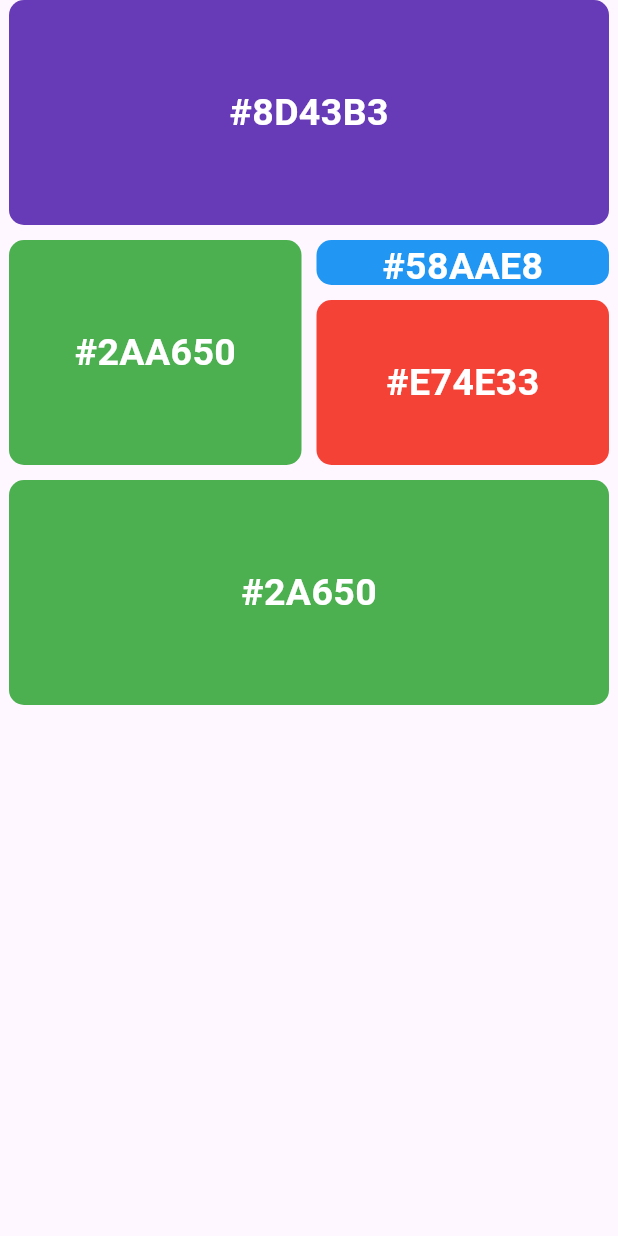
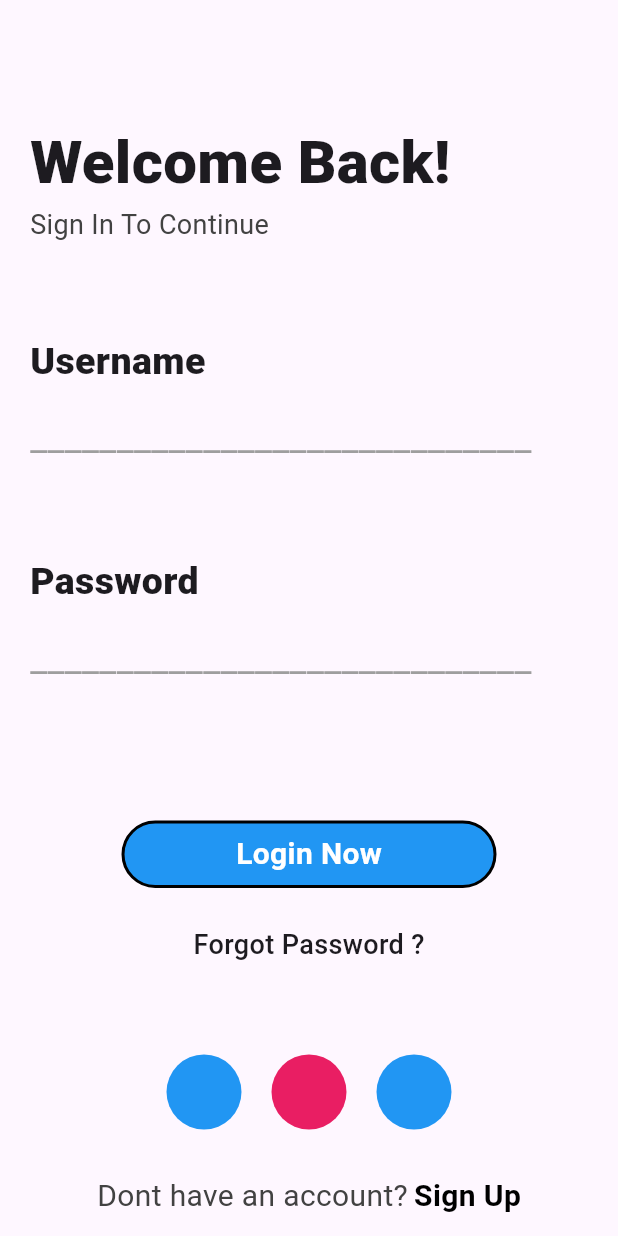
Before and after one commit to jibindas-kv/Futter_Widget_Basics, a Flutter app: the screen it shows after launch, on a phone screen of 412 x 824 dp. Run offline on Flutter 3.47's test engine with Material 3 defaults, Android fonts, the light colour scheme and no system bars.

Commit message:
24-07-2024

```diff
--- /dev/null
+++ b/lib/UI With Image/page_2.dart
@@ -0,0 +1,134 @@
+import 'package:flutter/material.dart';
+
+class Page_2 extends StatefulWidget {
+  const Page_2({super.key});
+
+  @override
+  State<Page_2> createState() => _Page_2State();
+}
+
+class _Page_2State extends State<Page_2> {
+  @override
+  Widget build(BuildContext context) {
+    return Scaffold(
+      body: Column(
+        children: [
+          SizedBox(height: 80,),
+        Row(
+          children: [
+            SizedBox(width: 20,),
+        Text(
+        "Welcome Back!",
+        style: TextStyle(fontSize: 40, fontWeight: FontWeight.w900),
+      ),]),
+          Row(
+              children: [
+                SizedBox(width: 20,),
+                Text(
+                  "Sign In To Continue",
+                  style: TextStyle(fontSize: 18,color: Colors.grey.shade800),
+                ),]),
+          SizedBox(height: 60,),
+          Row(
+              children: [
+                SizedBox(width: 20,),
+                Text(
+                  "Username",
+                  style: TextStyle(fontSize:25, fontWeight: FontWeight.w900),
+                ),]),
+          SizedBox(height: 15,),
+          Row(
+              children: [
+                SizedBox(width: 20,),
+                Text(
+                  "_____________________________",
+                  style: TextStyle(fontSize:25, color: Colors.grey),
+                ),]),
+          SizedBox(height: 60,),
+          Row(
+              children: [
+                SizedBox(width: 20,),
+                Text(
+                  "Password",
+                  style: TextStyle(fontSize:25, fontWeight: FontWeight.w900),
+                ),]),
+          SizedBox(height: 15,),
+          Row(
+              children: [
+                SizedBox(width: 20,),
+                Text(
+                  "_____________________________",
+                  style: TextStyle(fontSize:25, color: Colors.grey),
+                ),]),
+          SizedBox(height: 90,),
+          Container(
+            child: Center(
+                child: Text("Login Now",
+                    style: TextStyle(
+                        fontSize: 20,
+                        fontWeight: FontWeight.bold,
+                        color: Colors.white))),
+            height: 45,
+            width: 250,
+            decoration: BoxDecoration(
+                color: Colors.blue,
+                borderRadius: BorderRadius.circular(30),
+                border: Border.all(color: Colors.black,width: 2)
+            ),
+          ),
+          SizedBox(height: 25,),
+          Text(
+            "Forgot Password ?",
+            style: TextStyle(fontSize: 18, fontWeight: FontWeight.w500),
+          ),
+          SizedBox(height: 60,),
+          Row(
+            mainAxisAlignment: MainAxisAlignment.center,
+            children: [
+              Container(
+                height: 50,
+                width: 50,
+                decoration: BoxDecoration(
+                    color: Colors.blue,
+                    borderRadius: BorderRadius.circular(100)),
+              ),
+              SizedBox(width: 20,),
+              Container(
+                height: 50,
+                width: 50,
+                decoration: BoxDecoration(
+                    color: Colors.pink,
+                    borderRadius: BorderRadius.circular(100)),
+              ),
+              SizedBox(width: 20,),
+              Container(
+                height: 50,
+                width: 50,
+                decoration: BoxDecoration(
+                    color: Colors.blue,
+                    borderRadius: BorderRadius.circular(100)),
+              ),
+            ],
+          ),
+          SizedBox(height: 30,),
+          Row(mainAxisAlignment: MainAxisAlignment.center, children: [
+            Text("Dont have an account?",
+                style: TextStyle(
+                    fontSize: 20,
+                    // fontWeight: FontWeight.bold,
+                    color: Colors.grey.shade800)),
+            SizedBox(
+              width: 4,
+            ),
+            Text("Sign Up",
+                style: TextStyle(
+                    fontSize: 20,
+                    fontWeight: FontWeight.bold,
+                    color: Colors.black))
+          ]),
+
+        ],
+      ),
+    );
+  }
+}
--- a/lib/main.dart
+++ b/lib/main.dart
@@ -1,11 +1,16 @@
 import 'package:flutter/material.dart';
+import 'package:jibin_flutter/UI%20With%20Image/page_1.dart';
 import 'package:jibin_flutter/Widgets_container.dart';
 import 'package:jibin_flutter/Task_1_squares.dart';
 import 'package:jibin_flutter/row_widget.dart';
 import 'package:jibin_flutter/task_2.dart';
 import 'package:jibin_flutter/task_3.dart';
+import 'package:jibin_flutter/1st%20Login%20Page/Login_page.dart';
 
 import 'Icon_widget.dart';
+import '1st Login Page/Login_page_2.dart';
+import '1st Login Page/Login_page_2.dart';
+import 'UI With Image/page_2.dart';
 import 'row_and_column_widget.dart';
 import 'TextButton_widget.dart';
 import 'Text_widget.dart';
@@ -42,7 +47,7 @@ class MyApp extends StatelessWidget {
         colorScheme: ColorScheme.fromSeed(seedColor: Colors.deepPurple),
         useMaterial3: true,
       ),
-      home: Second_ui(),
+      home: Page_2(),
     );
   }
 }
```
Also changed, not shown: lib/1st Login Page/Login_page.dart (added, +123 -0 lines), lib/1st Login Page/Login_page_2.dart (added, +189 -0 lines), lib/UI With Image/page_1.dart (added, +122 -0 lines).
